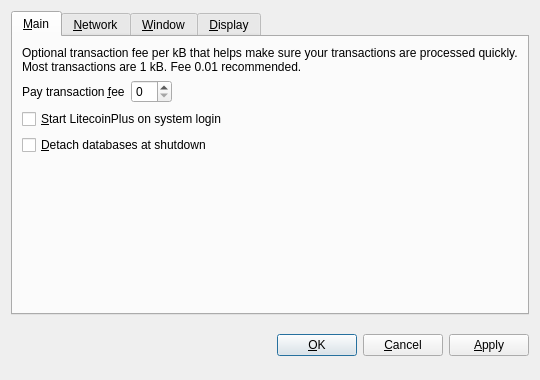
The window that src/qt/forms/optionsdialog.ui (Crypto-Currency/LitecoinPlus) describes before a commit, drawn with Qt 5.
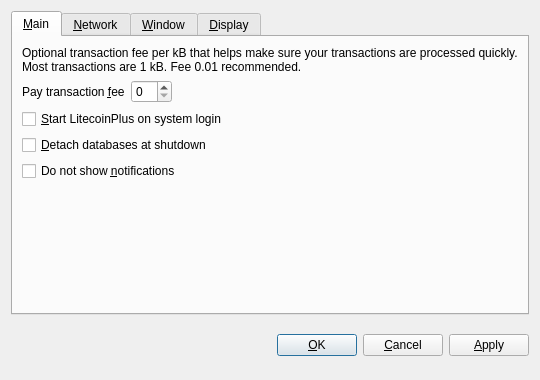
The same window after the commit. Custom widgets are drawn as their Qt base class.

Diff of the .ui file:
```diff
--- a/src/qt/forms/optionsdialog.ui
+++ b/src/qt/forms/optionsdialog.ui
@@ -96,6 +96,16 @@
          </property>
         </widget>
        </item>
+       <item>
+        <widget class="QCheckBox" name="hideNotifications">
+         <property name="toolTip">
+          <string>Hide all notifications to system, this is system specific according to the OS you're using. Only critical notifications cannot be suppressed, and will still be shown.</string>
+         </property>
+         <property name="text">
+          <string>Do not show &amp;notifications</string>
+         </property>
+        </widget>
+       </item>
        <item>
         <spacer name="verticalSpacer_Main">
          <property name="orientation">
```
